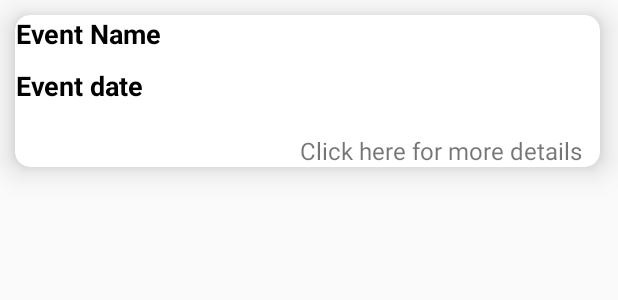
After one commit to vaidehi4rk/EventApp, an Android app: the layout upcoming_list_adapter.xml on its own in the app's theme, with its tools: preview values and no code run, on a phone screen of 412 x 824 dp. The commit adds this screen. Shown: the top 300 px of the screen. Run offline under Robolectric (Android 15) with nearby library versions, the phone set to English and light mode, and no system bars; Roboto replaces fonts that are not available here.

Commit message:
Fifth Commit

```diff
--- /dev/null
+++ b/app/src/main/res/layout/upcoming_list_adapter.xml
@@ -0,0 +1,62 @@
+<?xml version="1.0" encoding="utf-8"?>
+<LinearLayout xmlns:android="http://schemas.android.com/apk/res/android"
+    android:layout_width="match_parent"
+    android:layout_height="match_parent"
+    xmlns:app="http://schemas.android.com/apk/res-auto"
+    android:orientation="vertical">
+
+
+    <androidx.cardview.widget.CardView
+        android:layout_width="390dp"
+        android:layout_height="wrap_content"
+        app:cardElevation="12dp"
+        app:cardCornerRadius="10dp"
+        android:layout_marginLeft="10dp"
+        android:layout_marginTop="10dp">
+
+
+
+        <LinearLayout
+            android:layout_width="wrap_content"
+            android:layout_height="wrap_content"
+            android:orientation="vertical">
+
+
+            <TextView
+                android:id="@+id/nameE"
+                android:layout_width="wrap_content"
+                android:layout_height="wrap_content"
+                android:layout_gravity="center_vertical"
+                android:gravity="center"
+                android:text="Event Name"
+                android:textAlignment="center"
+                android:textColor="#000"
+                android:textSize="18sp"
+                android:textStyle="bold"/>
+
+            <TextView
+                android:id="@+id/dateE"
+                android:layout_width="wrap_content"
+                android:layout_height="wrap_content"
+                android:layout_gravity="center_vertical"
+                android:gravity="center"
+                android:text="Event date"
+                android:textAlignment="center"
+                android:textColor="#000"
+                android:textSize="18sp"
+                android:textStyle="bold"
+                android:layout_marginTop="10dp"/>
+
+            <TextView
+                android:id="@+id/mDetails"
+                android:layout_width="wrap_content"
+                android:layout_height="wrap_content"
+                android:text="Click here for more details"
+                android:layout_marginTop="20dp"
+                android:layout_marginLeft="190dp"
+                android:textSize="16sp"/>
+
+        </LinearLayout>
+    </androidx.cardview.widget.CardView>
+
+</LinearLayout>
```
Also changed, not shown: app/src/main/java/com/example/eventapp/HomePage.java (+25 -34 lines), app/src/main/java/com/example/eventapp/Upcoming.java (added, +31 -0 lines), app/src/main/java/com/example/eventapp/upcoming_list_adapter.java (added, +63 -0 lines), app/src/main/res/layout/activity_home_page.xml (+8 -1 lines).
